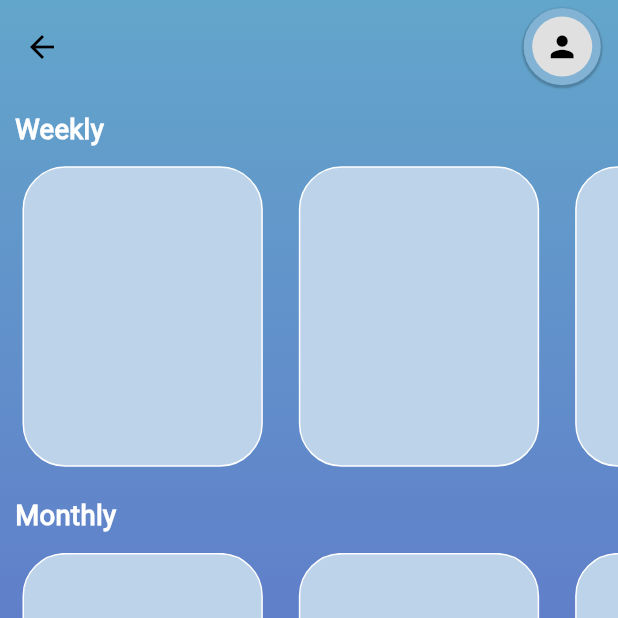
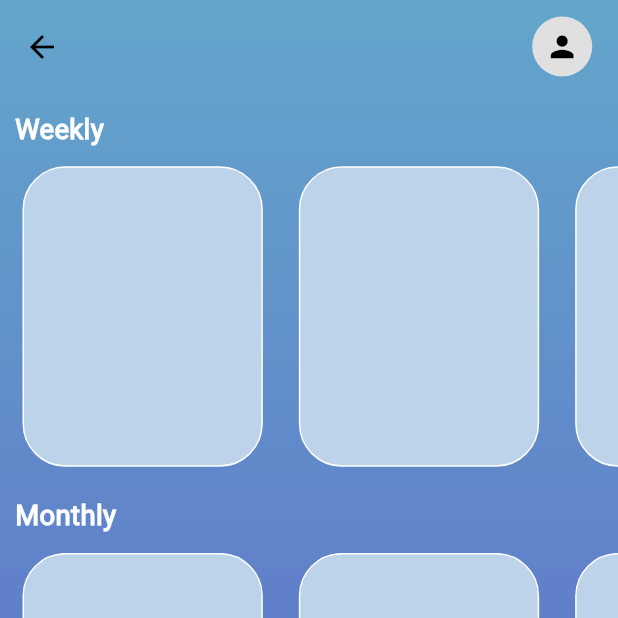
Before and after one commit to JohnnyPol/HCI_ECE_NTUA-CataList_Application, a Flutter app: the RecapPage screen opened by its route, on a phone screen of 412 x 824 dp, the top half of it. Run offline on Flutter 3.47's test engine with Material 3 defaults, Android fonts, the phone set to English and light mode, and no system bars; our stand-ins replace flutter_slidable, flutter_svg, image_picker, pie_chart, sqflite; accounts and stored records are empty; network calls fail.

Commit message:
pfp done

```diff
--- a/lib/features/dashboard/views/calendar_page.dart
+++ b/lib/features/dashboard/views/calendar_page.dart
@@ -22,7 +22,7 @@ class CalandarPage extends StatelessWidget {
             height: 45.h,
             width: 45.h,
             padding: EdgeInsets.all(5.h),
-            decoration: IconButtonStyleHelper.outlineBlack,
+            decoration: IconButtonStyleHelper.none,
             child: CircleAvatar(
               radius: 20.h,
               backgroundColor: Colors.grey[300],
--- a/lib/features/dashboard/views/recap_page.dart
+++ b/lib/features/dashboard/views/recap_page.dart
@@ -22,7 +22,7 @@ class RecapPage extends StatelessWidget {
             height: 45.h,
             width: 45.h,
             padding: EdgeInsets.all(5.h),
-            decoration: IconButtonStyleHelper.outlineBlack,
+            decoration: IconButtonStyleHelper.none,
             child: CircleAvatar(
               radius: 20.h,
               backgroundColor: Colors.grey[300],
--- a/lib/features/dashboard/views/search_page.dart
+++ b/lib/features/dashboard/views/search_page.dart
@@ -37,7 +37,7 @@ class SearchPage extends StatelessWidget {
             height: 45.h,
             width: 45.h,
             padding: EdgeInsets.all(5.h),
-            decoration: IconButtonStyleHelper.outlineBlack,
+            decoration: IconButtonStyleHelper.none,
             child: CircleAvatar(
               radius: 20.h,
               backgroundColor: Colors.grey[300],
--- a/lib/shared/widgets/custom_icon_button.dart
+++ b/lib/shared/widgets/custom_icon_button.dart
@@ -2,38 +2,28 @@ import 'package:flutter/material.dart';
 import '../../app_export.dart';
 
 extension IconButtonStyleHelper on CustomIconButton {
+  // Updated to remove the outline and shadow
   static BoxDecoration get outlineBlack => BoxDecoration(
         color: appTheme.profileAvatar,
         borderRadius: BorderRadius.circular(30.h),
-        boxShadow: [
-          BoxShadow(
-            // ignore: deprecated_member_use
-            color: appTheme.black900.withOpacity(0.2),
-            spreadRadius: 1.h,
-            blurRadius: 0.2.h,
-            offset: Offset(
-              0,
-              1,
-            ),
-          )
-        ],
+        // No shadow or border applied here
       );
-  static BoxDecoration get none => BoxDecoration();
+
+  static BoxDecoration get none => BoxDecoration(); // No decoration at all
 }
 
 class CustomIconButton extends StatelessWidget {
-  CustomIconButton(
-      {Key? key,
+  CustomIconButton({
+    Key? key,
     this.alignment,
     this.height,
     this.width,
     this.decoration,
     this.padding,
     this.onTap,
-      this.child})
-      : super(
-          key: key,
-        );
+    this.child,
+  }) : super(key: key);
+
   final Alignment? alignment;
   final double? height;
   final double? width;
@@ -46,7 +36,9 @@ class CustomIconButton extends StatelessWidget {
   Widget build(BuildContext context) {
     return alignment != null
         ? Align(
-            alignment: alignment ?? Alignment.center, child: iconButtonWidget)
+            alignment: alignment ?? Alignment.center,
+            child: iconButtonWidget,
+          )
         : iconButtonWidget;
   }
 
@@ -58,10 +50,11 @@ class CustomIconButton extends StatelessWidget {
               BoxDecoration(
                 color: appTheme.homeBGcolor1,
                 borderRadius: BorderRadius.circular(28.h),
-                border: Border.all(
-                  color: appTheme.black900,
-                  width: 1.h,
-                ),
+                // Removed the border to ensure no outline
+                // border: Border.all(
+                //   color: appTheme.black900,
+                //   width: 1.h,
+                // ),
               ),
           child: IconButton(
             padding: padding ?? EdgeInsets.zero,
```
Also changed, not shown: lib/features/dashboard/views/home_page.dart (+13 -12 lines). Lines whose indentation alone changed are shown as unchanged.
